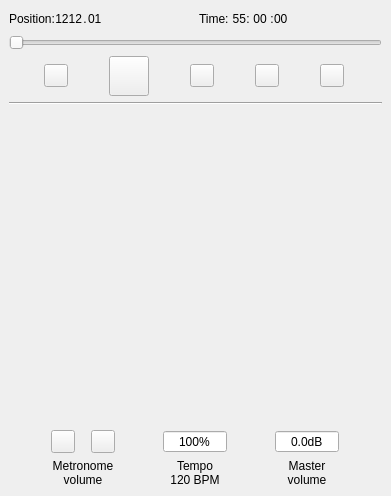
First picture: the form in mscore/playpanel.ui, repository fp22june/MuseScore, before the edit.
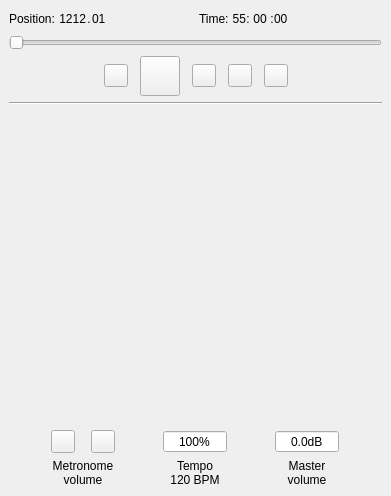
Second picture: the form after the edit. Icons and pictures are not drawn. Custom widgets are drawn as their Qt base class.

Diff of the .ui file:
```diff
--- a/mscore/playpanel.ui
+++ b/mscore/playpanel.ui
@@ -20,7 +20,7 @@
    <bool>true</bool>
   </property>
   <property name="features">
-   <set>QDockWidget::AllDockWidgetFeatures</set>
+   <set>QDockWidget::DockWidgetClosable|QDockWidget::DockWidgetMovable|QDockWidget::DockWidgetFloatable</set>
   </property>
   <property name="windowTitle">
    <string>Play Panel</string>
@@ -86,7 +86,7 @@
            </size>
           </property>
           <property name="text">
-           <string notr="true" extracomment="placeholder">1212</string>
+           <string notr="true" extracomment="placeholder"> 1212</string>
           </property>
           <property name="alignment">
            <set>Qt::AlignRight|Qt::AlignTrailing|Qt::AlignVCenter</set>
@@ -187,7 +187,7 @@
            </size>
           </property>
           <property name="text">
-           <string>Time: </string>
+           <string>Time:</string>
           </property>
           <property name="alignment">
            <set>Qt::AlignLeading|Qt::AlignLeft|Qt::AlignVCenter</set>
@@ -215,7 +215,7 @@
            </size>
           </property>
           <property name="text">
-           <string notr="true" extracomment="placeholder">55</string>
+           <string notr="true" extracomment="placeholder"> 55</string>
           </property>
           <property name="alignment">
            <set>Qt::AlignRight|Qt::AlignTrailing|Qt::AlignVCenter</set>
@@ -372,7 +372,10 @@
       <property name="topMargin">
        <number>0</number>
       </property>
-      <item row="0" column="0">
+      <property name="horizontalSpacing">
+       <number>12</number>
+      </property>
+      <item row="0" column="1">
        <widget class="QToolButton" name="rewindButton">
         <property name="text">
          <string notr="true"/>
@@ -383,7 +386,56 @@
         </property>
        </widget>
       </item>
-      <item row="0" column="1">
+      <item row="0" column="5">
+       <widget class="QToolButton" name="loopOutButton">
+        <property name="text">
+         <string notr="true"/>
+        </property>
+        <property name="icon">
+         <iconset resource="musescore.qrc">
+          <normaloff>:/data/icons/media-playback-loop-out.svg</normaloff>:/data/icons/media-playback-loop-out.svg</iconset>
+        </property>
+       </widget>
+      </item>
+      <item row="0" column="4">
+       <widget class="QToolButton" name="loopButton">
+        <property name="text">
+         <string notr="true"/>
+        </property>
+        <property name="icon">
+         <iconset resource="musescore.qrc">
+          <normaloff>:/data/icons/media-playback-loop.svg</normaloff>:/data/icons/media-playback-loop.svg</iconset>
+        </property>
+        <property name="checkable">
+         <bool>true</bool>
+        </property>
+       </widget>
+      </item>
+      <item row="0" column="3">
+       <widget class="QToolButton" name="loopInButton">
+        <property name="text">
+         <string notr="true"/>
+        </property>
+        <property name="icon">
+         <iconset resource="musescore.qrc">
+          <normaloff>:/data/icons/media-playback-loop-in.svg</normaloff>:/data/icons/media-playback-loop-in.svg</iconset>
+        </property>
+       </widget>
+      </item>
+      <item row="0" column="0">
+       <spacer name="horizontalSpacer_3">
+        <property name="orientation">
+         <enum>Qt::Horizontal</enum>
+        </property>
+        <property name="sizeHint" stdset="0">
+         <size>
+          <width>5</width>
+          <height>20</height>
+         </size>
+        </property>
+       </spacer>
+      </item>
+      <item row="0" column="2">
        <widget class="QToolButton" name="playButton">
         <property name="minimumSize">
          <size>
@@ -409,47 +461,18 @@
         </property>
        </widget>
       </item>
-      <item row="0" column="2">
-       <widget class="QToolButton" name="loopInButton">
-        <property name="text">
-         <string notr="true"/>
+      <item row="0" column="6">
+       <spacer name="horizontalSpacer_5">
+        <property name="orientation">
+         <enum>Qt::Horizontal</enum>
         </property>
-        <property name="icon">
-         <iconset resource="musescore.qrc">
-          <normaloff>:/data/icons/media-playback-loop-in.svg</normaloff>:/data/icons/media-playback-loop-in.svg</iconset>
+        <property name="sizeHint" stdset="0">
+         <size>
+          <width>5</width>
+          <height>20</height>
+         </size>
         </property>
-        <property name="checkable">
-         <bool>true</bool>
-        </property>
-       </widget>
-      </item>
-      <item row="0" column="3">
-       <widget class="QToolButton" name="loopButton">
-        <property name="text">
-         <string notr="true"/>
-        </property>
-        <property name="icon">
-         <iconset resource="musescore.qrc">
-          <normaloff>:/data/icons/media-playback-loop.svg</normaloff>:/data/icons/media-playback-loop.svg</iconset>
-        </property>
-        <property name="checkable">
-         <bool>true</bool>
-        </property>
-       </widget>
-      </item>
-      <item row="0" column="4">
-       <widget class="QToolButton" name="loopOutButton">
-        <property name="text">
-         <string notr="true"/>
-        </property>
-        <property name="icon">
-         <iconset resource="musescore.qrc">
-          <normaloff>:/data/icons/media-playback-loop-out.svg</normaloff>:/data/icons/media-playback-loop-out.svg</iconset>
-        </property>
-        <property name="checkable">
-         <bool>true</bool>
-        </property>
-       </widget>
+       </spacer>
       </item>
      </layout>
     </item>
```
Left out of the diff: 32 changed lines with no effect on the pictures.
